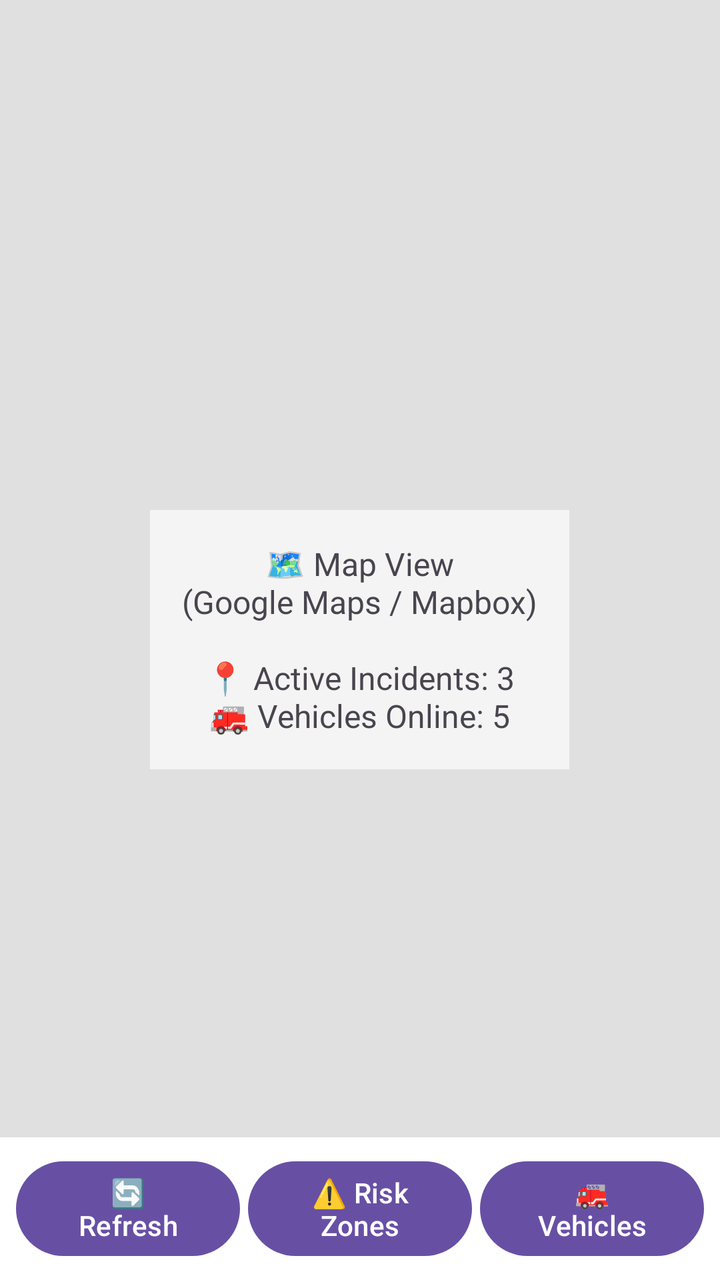
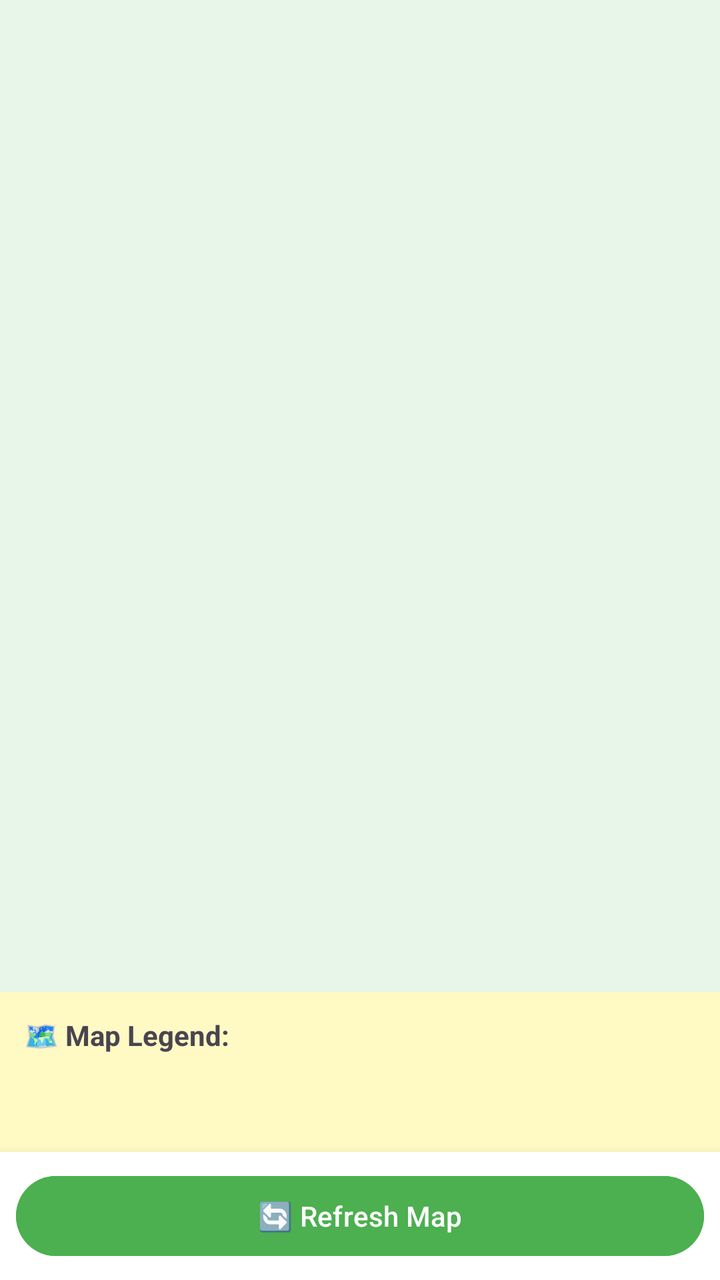

Screens rendered from an Android XML layout before and after an edit, with the pre-edit source and the edit as a unified diff.
<!-- AndroidManifest.xml: application theme Theme.AppCompat.Light.DarkActionBar -->
<!-- res/layout/activity_live_map.xml -->
<?xml version="1.0" encoding="utf-8"?>
<RelativeLayout xmlns:android="http://schemas.android.com/apk/res/android"
    android:layout_width="match_parent"
    android:layout_height="match_parent">

    
    <View
        android:id="@+id/map_placeholder"
        android:layout_width="match_parent"
        android:layout_height="match_parent"
        android:background="#E0E0E0" />

    <TextView
        android:layout_width="wrap_content"
        android:layout_height="wrap_content"
        android:text="🗺️ Map View\n(Google Maps / Mapbox)\n\n📍 Active Incidents: 3\n🚒 Vehicles Online: 5"
        android:textSize="16sp"
        android:gravity="center"
        android:layout_centerInParent="true"
        android:background="#AAFFFFFF"
        android:padding="16dp" />

    
    <LinearLayout
        android:layout_width="match_parent"
        android:layout_height="wrap_content"
        android:layout_alignParentBottom="true"
        android:orientation="horizontal"
        android:padding="8dp"
        android:background="#FFFFFF">

        <Button
            android:id="@+id/btn_refresh"
            android:layout_width="0dp"
            android:layout_height="wrap_content"
            android:layout_weight="1"
            android:text="🔄 Refresh"
            android:layout_marginEnd="4dp" />

        <Button
            android:id="@+id/btn_toggle_risk_zones"
            android:layout_width="0dp"
            android:layout_height="wrap_content"
            android:layout_weight="1"
            android:text="⚠️ Risk Zones"
            android:layout_marginEnd="4dp" />

        <Button
            android:id="@+id/btn_toggle_vehicles"
            android:layout_width="0dp"
            android:layout_height="wrap_content"
            android:layout_weight="1"
            android:text="🚒 Vehicles" />

    </LinearLayout>

</RelativeLayout>
<!-- resources referenced by this layout -->
<resources>
  <style name="Theme.AppCompat.Light.DarkActionBar" parent="Base.Theme.AppCompat.Light.DarkActionBar" />
  <style name="Base.Theme.AppCompat.Light.DarkActionBar" parent="Theme.Material3.DayNight.NoActionBar">
          
          
      </style>
</resources>

<!-- the commit's change to res/layout/activity_live_map.xml (unified diff, before → after) -->
@@ -1,57 +1,62 @@
 <?xml version="1.0" encoding="utf-8"?>
-<RelativeLayout xmlns:android="http://schemas.android.com/apk/res/android"
+<LinearLayout xmlns:android="http://schemas.android.com/apk/res/android"
     android:layout_width="match_parent"
-    android:layout_height="match_parent">
+    android:layout_height="match_parent"
+    android:orientation="vertical">
 
     
-    <View
-        android:id="@+id/map_placeholder"
+    <FrameLayout
+        android:id="@+id/map_container"
         android:layout_width="match_parent"
-        android:layout_height="match_parent"
-        android:background="#E0E0E0" />
+        android:layout_height="0dp"
+        android:layout_weight="1"
+        android:background="#E8F5E9">
 
-    <TextView
-        android:layout_width="wrap_content"
+        
+        <View
+            android:layout_width="match_parent"
+            android:layout_height="match_parent"
+            android:background="@android:color/transparent" />
+
+    </FrameLayout>
+
+    
+    <LinearLayout
+        android:id="@+id/info_panel"
+        android:layout_width="match_parent"
         android:layout_height="wrap_content"
-        android:text="🗺️ Map View\n(Google Maps / Mapbox)\n\n📍 Active Incidents: 3\n🚒 Vehicles Online: 5"
-        android:textSize="16sp"
-        android:gravity="center"
-        android:layout_centerInParent="true"
-        android:background="#AAFFFFFF"
-        android:padding="16dp" />
+        android:orientation="vertical"
+        android:padding="8dp"
+        android:background="#FFF9C4"
+        android:minHeight="80dp">
+
+        <TextView
+            android:layout_width="match_parent"
+            android:layout_height="wrap_content"
+            android:text="🗺️ Map Legend:"
+            android:textSize="14sp"
+            android:textStyle="bold"
+            android:padding="4dp" />
+
+    </LinearLayout>
 
     
     <LinearLayout
         android:layout_width="match_parent"
         android:layout_height="wrap_content"
-        android:layout_alignParentBottom="true"
         android:orientation="horizontal"
         android:padding="8dp"
-        android:background="#FFFFFF">
+        android:background="#FFFFFF"
+        android:elevation="8dp">
 
         <Button
             android:id="@+id/btn_refresh"
             android:layout_width="0dp"
             android:layout_height="wrap_content"
             android:layout_weight="1"
-            android:text="🔄 Refresh"
-            android:layout_marginEnd="4dp" />
-
-        <Button
-            android:id="@+id/btn_toggle_risk_zones"
-            android:layout_width="0dp"
-            android:layout_height="wrap_content"
-            android:layout_weight="1"
-            android:text="⚠️ Risk Zones"
-            android:layout_marginEnd="4dp" />
-
-        <Button
-            android:id="@+id/btn_toggle_vehicles"
-            android:layout_width="0dp"
-            android:layout_height="wrap_content"
-            android:layout_weight="1"
-            android:text="🚒 Vehicles" />
+            android:text="🔄 Refresh Map"
+            android:backgroundTint="#4CAF50" />
 
     </LinearLayout>
 
-</RelativeLayout>
+</LinearLayout>
